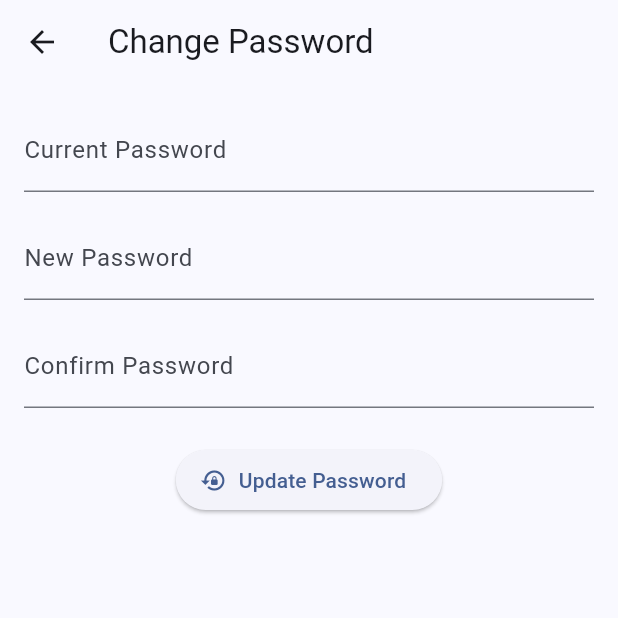
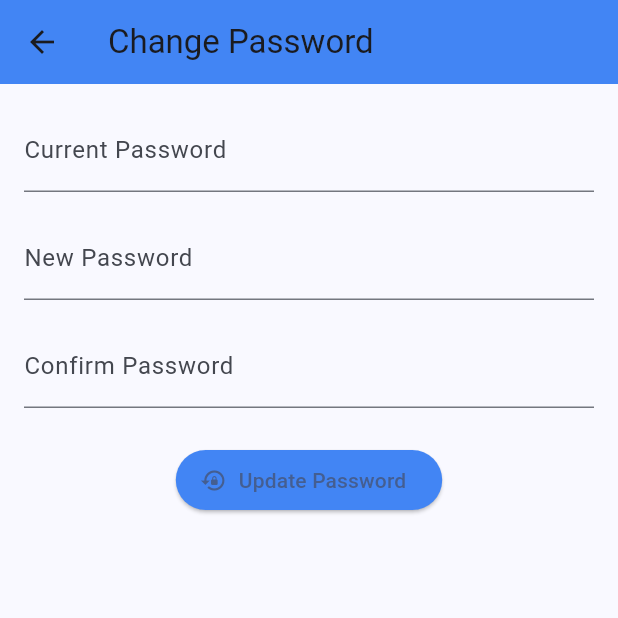
Before and after one commit to derksKCodes/gemdoc-ai-medical-chatbot-assisant, a Flutter app: the ChangePasswordScreen screen opened by its route, on a phone screen of 412 x 824 dp, the top half of it. Run offline on Flutter 3.47's test engine with Material 3 defaults, Android fonts, the phone set to English and light mode, and no system bars; our stand-ins replace cloud_firestore, firebase_analytics, firebase_auth, firebase_core, firebase_crashlytics, firebase_messaging and 4 more; accounts and stored records are empty.

Commit message:
style: apply AppColors to AppBar and button for consistent theming

```diff
--- a/gemdoc/lib/features/profile/change_password_screen.dart
+++ b/gemdoc/lib/features/profile/change_password_screen.dart
@@ -77,7 +77,10 @@ Future<void> _changePassword() async {
   @override
   Widget build(BuildContext context) {
     return Scaffold(
-      appBar: AppBar(title: const Text('Change Password')),
+      appBar: AppBar(
+        title: const Text('Change Password'),
+        backgroundColor: AppColors.primary,
+        ),
       body: Padding(
         padding: const EdgeInsets.all(16.0),
         child: Form(
@@ -123,6 +126,9 @@ Future<void> _changePassword() async {
               ),
               const SizedBox(height: 24),
               ElevatedButton.icon(
+                style: ElevatedButton.styleFrom(
+                  backgroundColor: AppColors.primary,
+                ),
                 icon: const Icon(Icons.lock_reset),
                 label: _isLoading
                     ? const SizedBox(
```
